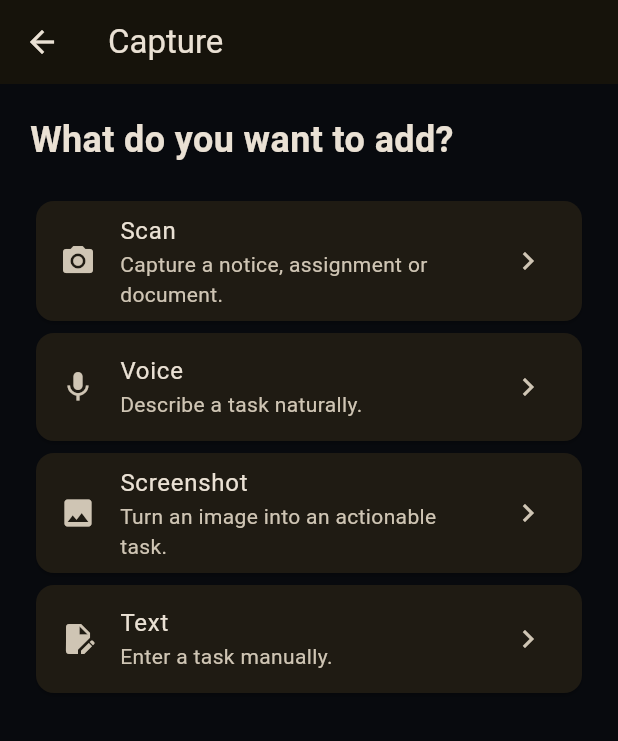
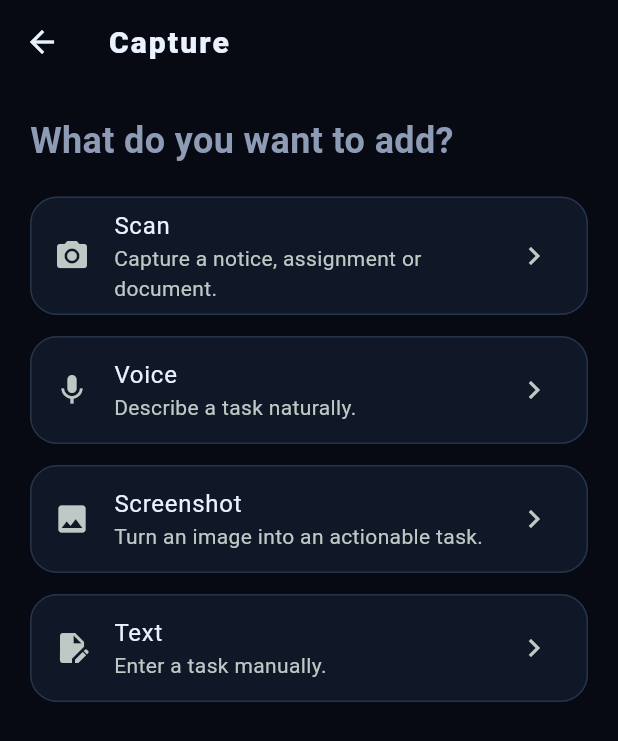
Before and after one commit to VegirajuMahaveerVarma/ACTIFY, a Flutter app: the screen it shows after launch, after a tap on "Capture something", on a phone screen of 412 x 824 dp. Shown: the top 741 px of the screen. Run offline on Flutter 3.47's test engine with Material 3 defaults, Android fonts, the phone set to English and light mode, and no system bars; our stand-ins replace image_picker, speech_to_text.

Commit message:
feat(ui): introduce cyber-inspired dark theme

```diff
--- a/mobile/lib/app/theme.dart
+++ b/mobile/lib/app/theme.dart
@@ -1,15 +1,123 @@
 import 'package:flutter/material.dart';
 
+/// ACTIFY's dark cyber-inspired design system.
 class ActifyTheme {
+  static const Color background = Color(0xFF070A12);
+  static const Color surface = Color(0xFF101827);
+  static const Color surfaceRaised = Color(0xFF151F31);
+  static const Color neonCyan = Color(0xFF35F2E2);
+  static const Color electricBlue = Color(0xFF508CFF);
+  static const Color neonViolet = Color(0xFF9B7CFF);
+  static const Color textPrimary = Color(0xFFEAF2FF);
+  static const Color textMuted = Color(0xFF8D9BB4);
+  static const Color outline = Color(0xFF26344A);
+
   static ThemeData dark() {
+    final scheme = ColorScheme.fromSeed(
+      seedColor: neonCyan,
+      brightness: Brightness.dark,
+      surface: surface,
+    ).copyWith(
+      primary: neonCyan,
+      secondary: electricBlue,
+      tertiary: neonViolet,
+      surface: surface,
+      onSurface: textPrimary,
+      outline: outline,
+    );
+
     return ThemeData(
+      useMaterial3: true,
       brightness: Brightness.dark,
-      scaffoldBackgroundColor: const Color(0xFF080A0E),
-      colorScheme: ColorScheme.fromSeed(
-        seedColor: const Color(0xFFFFCD28),
-        brightness: Brightness.dark,
+      colorScheme: scheme,
+      scaffoldBackgroundColor: background,
+      canvasColor: background,
+      dividerColor: outline,
+      appBarTheme: const AppBarTheme(
+        backgroundColor: background,
+        foregroundColor: textPrimary,
+        surfaceTintColor: Colors.transparent,
+        elevation: 0,
+        centerTitle: false,
+        titleTextStyle: TextStyle(
+          color: textPrimary,
+          fontSize: 20,
+          fontWeight: FontWeight.w800,
+          letterSpacing: 1.4,
+        ),
       ),
-      useMaterial3: true,
+      cardTheme: CardThemeData(
+        color: surface,
+        surfaceTintColor: Colors.transparent,
+        elevation: 0,
+        margin: const EdgeInsets.only(bottom: 14),
+        shape: RoundedRectangleBorder(
+          borderRadius: BorderRadius.circular(18),
+          side: const BorderSide(color: outline),
+        ),
+      ),
+      filledButtonTheme: FilledButtonThemeData(
+        style: FilledButton.styleFrom(
+          backgroundColor: neonCyan,
+          foregroundColor: background,
+          minimumSize: const Size(48, 54),
+          shape: RoundedRectangleBorder(
+            borderRadius: BorderRadius.circular(14),
+          ),
+          textStyle: const TextStyle(
+            fontWeight: FontWeight.w800,
+            letterSpacing: 0.3,
+          ),
+        ),
+      ),
+      outlinedButtonTheme: OutlinedButtonThemeData(
+        style: OutlinedButton.styleFrom(
+          foregroundColor: neonCyan,
+          side: const BorderSide(color: outline),
+          minimumSize: const Size(48, 48),
+          shape: RoundedRectangleBorder(
+            borderRadius: BorderRadius.circular(14),
+          ),
+        ),
+      ),
+      inputDecorationTheme: InputDecorationTheme(
+        filled: true,
+        fillColor: surfaceRaised,
+        hintStyle: const TextStyle(color: textMuted),
+        labelStyle: const TextStyle(color: textMuted),
+        border: OutlineInputBorder(
+          borderRadius: BorderRadius.circular(14),
+          borderSide: const BorderSide(color: outline),
+        ),
+        enabledBorder: OutlineInputBorder(
+          borderRadius: BorderRadius.circular(14),
+          borderSide: const BorderSide(color: outline),
+        ),
+        focusedBorder: OutlineInputBorder(
+          borderRadius: BorderRadius.circular(14),
+          borderSide: const BorderSide(color: neonCyan, width: 1.5),
+        ),
+      ),
+      iconTheme: const IconThemeData(color: neonCyan),
+      textTheme: const TextTheme(
+        headlineLarge: TextStyle(
+          color: textPrimary,
+          fontSize: 30,
+          fontWeight: FontWeight.w800,
+          letterSpacing: -0.7,
+        ),
+        headlineSmall: TextStyle(
+          color: textPrimary,
+          fontSize: 23,
+          fontWeight: FontWeight.w800,
+          letterSpacing: -0.3,
+        ),
+        titleLarge: TextStyle(color: textPrimary, fontWeight: FontWeight.w700),
+        titleMedium: TextStyle(color: textPrimary, fontWeight: FontWeight.w700),
+        bodyLarge: TextStyle(color: textPrimary, height: 1.45),
+        bodyMedium: TextStyle(color: textMuted, height: 1.45),
+        labelLarge: TextStyle(fontWeight: FontWeight.w800, letterSpacing: 0.6),
+      ),
     );
   }
 }
```
